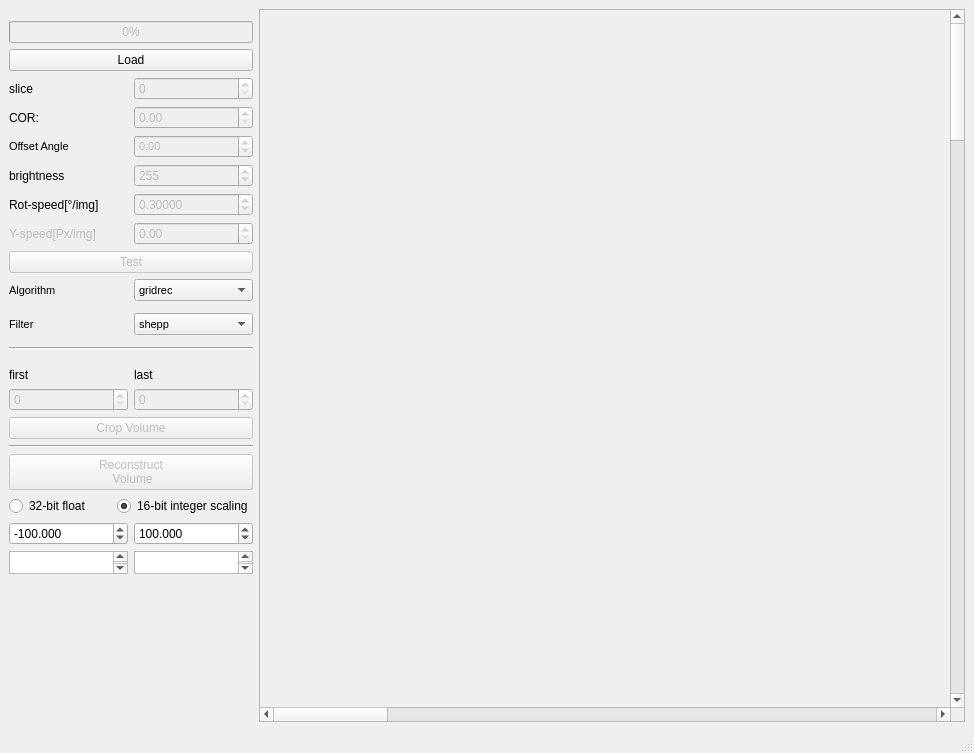
The window that BAMline_on_the_fly_CT/on_the_fly_CT_tester.ui (HMarkoetter/BAMline_CT_preview_RECO) describes before a commit, drawn with Qt 5.
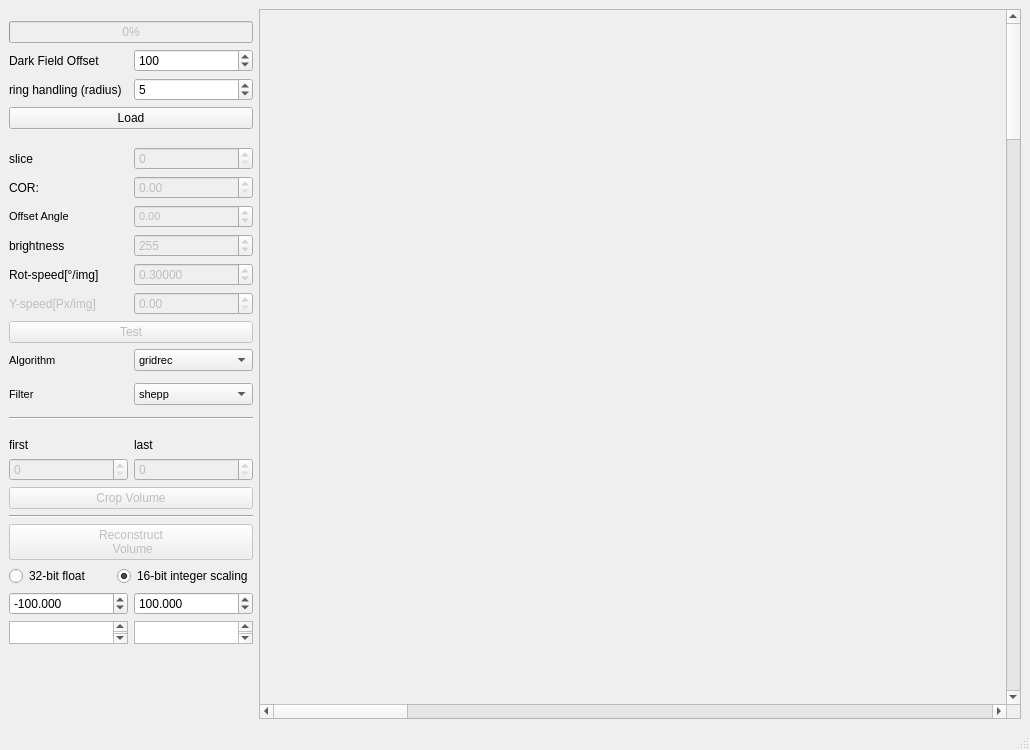
The same window after the commit.

Commit message: on-the-fly CT-Tester: version 2021.07.23 d - including ring artifact reduction

The edit to the form file:
```diff
--- a/BAMline_on_the_fly_CT/on_the_fly_CT_tester.ui
+++ b/BAMline_on_the_fly_CT/on_the_fly_CT_tester.ui
@@ -6,8 +6,8 @@
    <rect>
     <x>0</x>
     <y>0</y>
-    <width>974</width>
-    <height>753</height>
+    <width>1030</width>
+    <height>750</height>
    </rect>
   </property>
   <property name="windowTitle">
@@ -15,14 +15,38 @@
   </property>
   <widget class="QWidget" name="centralwidget">
    <layout class="QGridLayout" name="gridLayout">
-    <item row="18" column="0" colspan="2">
+    <item row="14" column="0">
+     <widget class="QLabel" name="label_7">
+      <property name="text">
+       <string>brightness</string>
+      </property>
+     </widget>
+    </item>
+    <item row="27" column="0" colspan="2">
+     <widget class="QPushButton" name="push_Crop_volume">
+      <property name="enabled">
+       <bool>false</bool>
+      </property>
+      <property name="text">
+       <string>Crop Volume</string>
+      </property>
+     </widget>
+    </item>
+    <item row="16" column="1">
+     <widget class="QDoubleSpinBox" name="speed_Y">
+      <property name="enabled">
+       <bool>false</bool>
+      </property>
+     </widget>
+    </item>
+    <item row="22" column="0" colspan="2">
      <widget class="Line" name="line_2">
       <property name="orientation">
        <enum>Qt::Horizontal</enum>
       </property>
      </widget>
     </item>
-    <item row="22" column="1">
+    <item row="26" column="1">
      <widget class="QSpinBox" name="spinBox_last">
       <property name="enabled">
        <bool>false</bool>
@@ -32,7 +56,7 @@
       </property>
      </widget>
     </item>
-    <item row="7" column="1">
+    <item row="11" column="1">
      <widget class="QSpinBox" name="slice_number">
       <property name="enabled">
        <bool>false</bool>
@@ -45,14 +69,14 @@
       </property>
      </widget>
     </item>
-    <item row="5" column="0" rowspan="2" colspan="2">
+    <item row="7" column="0" rowspan="2" colspan="2">
      <widget class="QPushButton" name="pushLoad">
       <property name="text">
        <string>Load</string>
       </property>
      </widget>
     </item>
-    <item row="16" column="0">
+    <item row="20" column="0">
      <widget class="QLabel" name="label_16">
       <property name="font">
        <font>
@@ -66,7 +90,7 @@
       </property>
      </widget>
     </item>
-    <item row="28" column="1">
+    <item row="32" column="1">
      <widget class="QTextBrowser" name="max">
       <property name="maximumSize">
        <size>
@@ -76,7 +100,7 @@
       </property>
      </widget>
     </item>
-    <item row="28" column="0">
+    <item row="32" column="0">
      <widget class="QTextBrowser" name="min">
       <property name="maximumSize">
        <size>
@@ -86,7 +110,7 @@
       </property>
      </widget>
     </item>
-    <item row="22" column="0">
+    <item row="26" column="0">
      <widget class="QSpinBox" name="spinBox_first">
       <property name="enabled">
        <bool>false</bool>
@@ -96,14 +120,7 @@
       </property>
      </widget>
     </item>
-    <item row="21" column="1">
-     <widget class="QLabel" name="label_6">
-      <property name="text">
-       <string>last</string>
-      </property>
-     </widget>
-    </item>
-    <item row="25" column="0" colspan="2">
+    <item row="29" column="0" colspan="2">
      <widget class="QPushButton" name="pushReconstruct_all">
       <property name="enabled">
        <bool>false</bool>
@@ -114,7 +131,24 @@
       </property>
      </widget>
     </item>
-    <item row="2" column="2" rowspan="29">
+    <item row="25" column="1">
+     <widget class="QLabel" name="label_6">
+      <property name="text">
+       <string>last</string>
+      </property>
+     </widget>
+    </item>
+    <item row="4" column="0" colspan="2">
+     <widget class="QProgressBar" name="progressBar">
+      <property name="enabled">
+       <bool>false</bool>
+      </property>
+      <property name="value">
+       <number>0</number>
+      </property>
+     </widget>
+    </item>
+    <item row="2" column="2" rowspan="33">
      <widget class="QScrollArea" name="scrollArea_3">
       <property name="enabled">
        <bool>true</bool>
@@ -152,8 +186,8 @@
       <widget class="QWidget" name="scrollAreaWidgetContents_3">
        <property name="geometry">
         <rect>
-         <x>0</x>
-         <y>0</y>
+         <x>-1618</x>
+         <y>-1654</y>
          <width>4022</width>
          <height>4022</height>
         </rect>
@@ -191,17 +225,7 @@
       </widget>
      </widget>
     </item>
-    <item row="4" column="0" colspan="2">
-     <widget class="QProgressBar" name="progressBar">
-      <property name="enabled">
-       <bool>false</bool>
-      </property>
-      <property name="value">
-       <number>0</number>
-      </property>
-     </widget>
-    </item>
-    <item row="27" column="0">
+    <item row="31" column="0">
      <widget class="QDoubleSpinBox" name="int_low">
       <property name="enabled">
        <bool>true</bool>
@@ -220,23 +244,7 @@
       </property>
      </widget>
     </item>
-    <item row="27" column="1">
-     <widget class="QDoubleSpinBox" name="int_high">
-      <property name="decimals">
-       <number>3</number>
-      </property>
-      <property name="minimum">
-       <double>-65535.000000000000000</double>
-      </property>
-      <property name="maximum">
-       <double>65535.000000000000000</double>
-      </property>
-      <property name="value">
-       <double>100.000000000000000</double>
-      </property>
-     </widget>
-    </item>
-    <item row="9" column="0">
+    <item row="13" column="0">
      <widget class="QLabel" name="label_9">
       <property name="font">
        <font>
@@ -250,7 +258,7 @@
       </property>
      </widget>
     </item>
-    <item row="9" column="1">
+    <item row="13" column="1">
      <widget class="QDoubleSpinBox" name="Offset_Angle">
       <property name="enabled">
        <bool>false</bool>
@@ -273,7 +281,7 @@
       </property>
      </widget>
     </item>
-    <item row="14" column="0">
+    <item row="18" column="0">
      <widget class="QLabel" name="label_15">
       <property name="font">
        <font>
@@ -287,7 +295,23 @@
       </property>
      </widget>
     </item>
-    <item row="30" column="0">
+    <item row="31" column="1">
+     <widget class="QDoubleSpinBox" name="int_high">
+      <property name="decimals">
+       <number>3</number>
+      </property>
+      <property name="minimum">
+       <double>-65535.000000000000000</double>
+      </property>
+      <property name="maximum">
+       <double>65535.000000000000000</double>
+      </property>
+      <property name="value">
+       <double>100.000000000000000</double>
+      </property>
+     </widget>
+    </item>
+    <item row="34" column="0">
      <spacer name="verticalSpacer">
       <property name="orientation">
        <enum>Qt::Vertical</enum>
@@ -300,7 +324,14 @@
       </property>
      </spacer>
     </item>
-    <item row="14" column="1">
+    <item row="28" column="0" colspan="2">
+     <widget class="Line" name="line">
+      <property name="orientation">
+       <enum>Qt::Horizontal</enum>
+      </property>
+     </widget>
+    </item>
+    <item row="18" column="1">
      <widget class="QComboBox" name="algorithm_list">
       <property name="font">
        <font>
@@ -381,21 +412,24 @@
       </item>
      </widget>
     </item>
-    <item row="24" column="0" colspan="2">
-     <widget class="Line" name="line">
-      <property name="orientation">
-       <enum>Qt::Horizontal</enum>
-      </property>
-     </widget>
-    </item>
-    <item row="21" column="0">
+    <item row="25" column="0">
      <widget class="QLabel" name="label_5">
       <property name="text">
        <string>first</string>
       </property>
      </widget>
     </item>
-    <item row="26" column="0" colspan="2">
+    <item row="17" column="0" colspan="2">
+     <widget class="QPushButton" name="pushReconstruct">
+      <property name="enabled">
+       <bool>false</bool>
+      </property>
+      <property name="text">
+       <string>Test</string>
+      </property>
+     </widget>
+    </item>
+    <item row="30" column="0" colspan="2">
      <layout class="QHBoxLayout" name="horizontalLayout_2">
       <item>
        <widget class="QRadioButton" name="radioButton_32bit_float">
@@ -416,31 +450,24 @@
       </item>
      </layout>
     </item>
-    <item row="13" column="0" colspan="2">
-     <widget class="QPushButton" name="pushReconstruct">
-      <property name="enabled">
-       <bool>false</bool>
-      </property>
-      <property name="text">
-       <string>Test</string>
-      </property>
-     </widget>
-    </item>
-    <item row="8" column="0">
+    <item row="12" column="0">
      <widget class="QLabel" name="label_3">
       <property name="text">
        <string>COR:</string>
       </property>
      </widget>
     </item>
-    <item row="7" column="0">
-     <widget class="QLabel" name="label_2">
+    <item row="16" column="0">
+     <widget class="QLabel" name="label_4">
+      <property name="enabled">
+       <bool>false</bool>
+      </property>
       <property name="text">
-       <string>slice</string>
+       <string>Y-speed[Px/img]</string>
       </property>
      </widget>
     </item>
-    <item row="10" column="1">
+    <item row="14" column="1">
      <widget class="QSpinBox" name="brightness">
       <property name="enabled">
        <bool>false</bool>
@@ -453,24 +480,14 @@
       </property>
      </widget>
     </item>
-    <item row="11" column="0">
+    <item row="15" column="0">
      <widget class="QLabel" name="label">
       <property name="text">
        <string>Rot-speed[°/img]</string>
       </property>
      </widget>
     </item>
-    <item row="12" column="0">
-     <widget class="QLabel" name="label_4">
-      <property name="enabled">
-       <bool>false</bool>
-      </property>
-      <property name="text">
-       <string>Y-speed[Px/img]</string>
-      </property>
-     </widget>
-    </item>
-    <item row="11" column="1">
+    <item row="15" column="1">
      <widget class="QDoubleSpinBox" name="speed_W">
       <property name="enabled">
        <bool>false</bool>
@@ -486,7 +503,14 @@
       </property>
      </widget>
     </item>
-    <item row="16" column="1">
+    <item row="11" column="0">
+     <widget class="QLabel" name="label_2">
+      <property name="text">
+       <string>slice</string>
+      </property>
+     </widget>
+    </item>
+    <item row="20" column="1">
      <widget class="QComboBox" name="filter_list">
       <property name="font">
        <font>
@@ -537,7 +561,7 @@
       </item>
      </widget>
     </item>
-    <item row="8" column="1">
+    <item row="12" column="1">
      <widget class="QDoubleSpinBox" name="COR">
       <property name="enabled">
        <bool>false</bool>
@@ -559,27 +583,40 @@
       </property>
      </widget>
     </item>
-    <item row="12" column="1">
-     <widget class="QDoubleSpinBox" name="speed_Y">
+    <item row="6" column="1">
+     <widget class="QSpinBox" name="spinBox_ringradius">
       <property name="enabled">
-       <bool>false</bool>
+       <bool>true</bool>
       </property>
+      <property name="maximum">
+       <number>65535</number>
+      </property>
+      <property name="value">
+       <number>5</number>
+      </property>
      </widget>
     </item>
-    <item row="10" column="0">
-     <widget class="QLabel" name="label_7">
+    <item row="6" column="0">
+     <widget class="QLabel" name="label_8">
       <property name="text">
-       <string>brightness</string>
+       <string>ring handling (radius)</string>
       </property>
      </widget>
     </item>
-    <item row="23" column="0" colspan="2">
-     <widget class="QPushButton" name="push_Crop_volume">
-      <property name="enabled">
-       <bool>false</bool>
-      </property>
+    <item row="5" column="0">
+     <widget class="QLabel" name="label_10">
       <property name="text">
-       <string>Crop Volume</string>
+       <string>Dark Field Offset</string>
+      </property>
+     </widget>
+    </item>
+    <item row="5" column="1">
+     <widget class="QSpinBox" name="spinBox_DF">
+      <property name="maximum">
+       <number>65535</number>
+      </property>
+      <property name="value">
+       <number>100</number>
       </property>
      </widget>
     </item>
```
Left out of the diff: 2 changed lines with no effect on the pictures. The commit also changes 1 other file.
